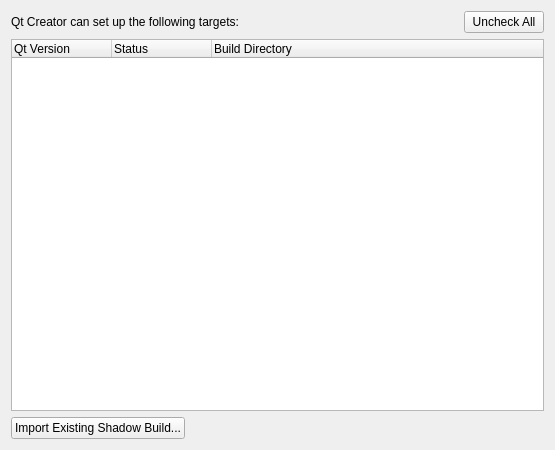
Old version of the form src/plugins/qt4projectmanager/wizards/targetsetuppage.ui in the repository qt-creator/qt-creator.
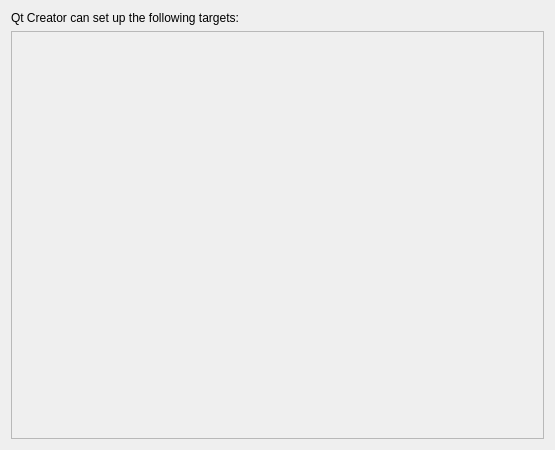
New version of the form.

```diff
--- a/src/plugins/qt4projectmanager/wizards/targetsetuppage.ui
+++ b/src/plugins/qt4projectmanager/wizards/targetsetuppage.ui
@@ -51,67 +51,26 @@
        </property>
       </spacer>
      </item>
-     <item>
-      <widget class="QPushButton" name="uncheckButton">
-       <property name="toolTip">
-        <string>Uncheck all Qt versions</string>
-       </property>
-       <property name="text">
-        <string>Uncheck All</string>
-       </property>
-      </widget>
-     </item>
     </layout>
    </item>
    <item>
-    <widget class="QTreeWidget" name="versionTree">
-     <property name="columnCount">
-      <number>3</number>
+    <widget class="QScrollArea" name="scrollArea">
+     <property name="widgetResizable">
+      <bool>true</bool>
      </property>
-     <column>
-      <property name="text">
-       <string>Qt Version</string>
+     <widget class="QWidget" name="scrollAreaWidgetContents">
+      <property name="geometry">
+       <rect>
+        <x>0</x>
+        <y>0</y>
+        <width>541</width>
+        <height>415</height>
+       </rect>
       </property>
-     </column>
-     <column>
-      <property name="text">
-       <string>Status</string>
-      </property>
-     </column>
-     <column>
-      <property name="text">
-       <string>Build Directory</string>
-      </property>
-     </column>
+      <layout class="QVBoxLayout" name="verticalLayout_2"/>
+     </widget>
     </widget>
    </item>
-   <item>
-    <layout class="QHBoxLayout" name="horizontalLayout">
-     <item>
-      <widget class="QPushButton" name="importButton">
-       <property name="text">
-        <string>Import Existing Shadow Build...</string>
-       </property>
-       <property name="flat">
-        <bool>false</bool>
-       </property>
-      </widget>
-     </item>
-     <item>
-      <spacer name="horizontalSpacer">
-       <property name="orientation">
-        <enum>Qt::Horizontal</enum>
-       </property>
-       <property name="sizeHint" stdset="0">
-        <size>
-         <width>40</width>
-         <height>0</height>
-        </size>
-       </property>
-      </spacer>
-     </item>
-    </layout>
-   </item>
   </layout>
  </widget>
  <resources/>
```
